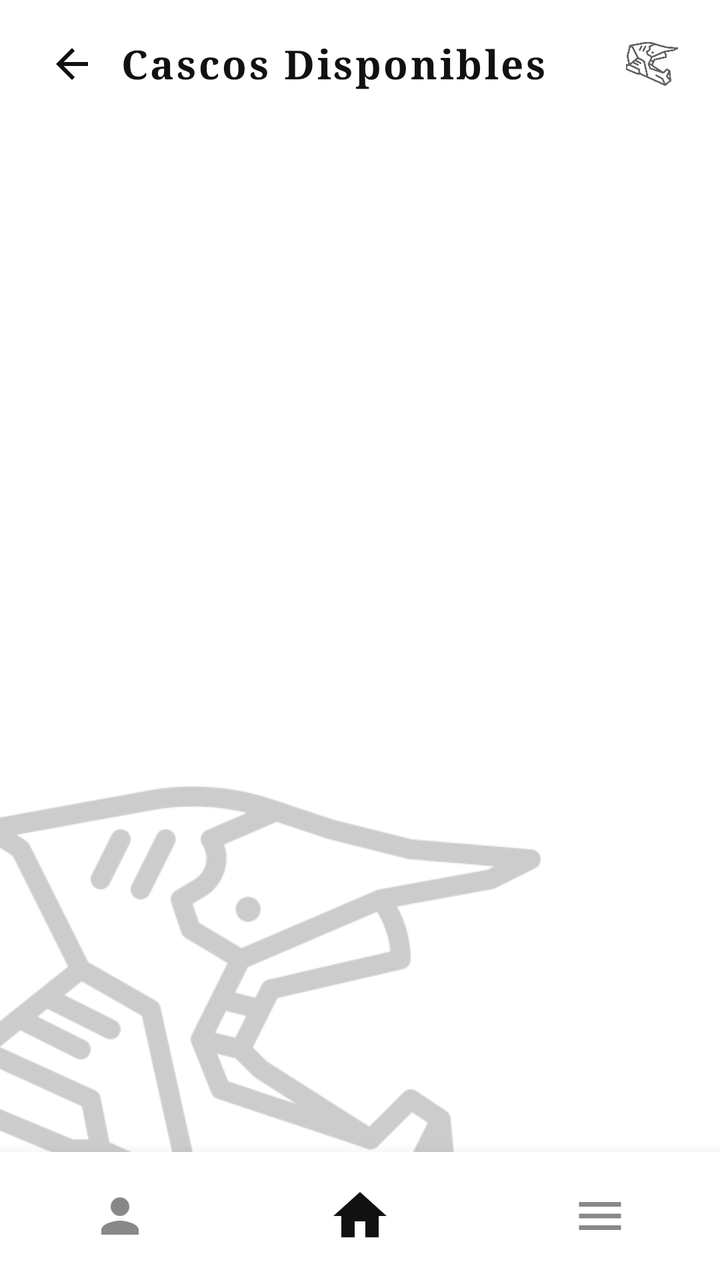
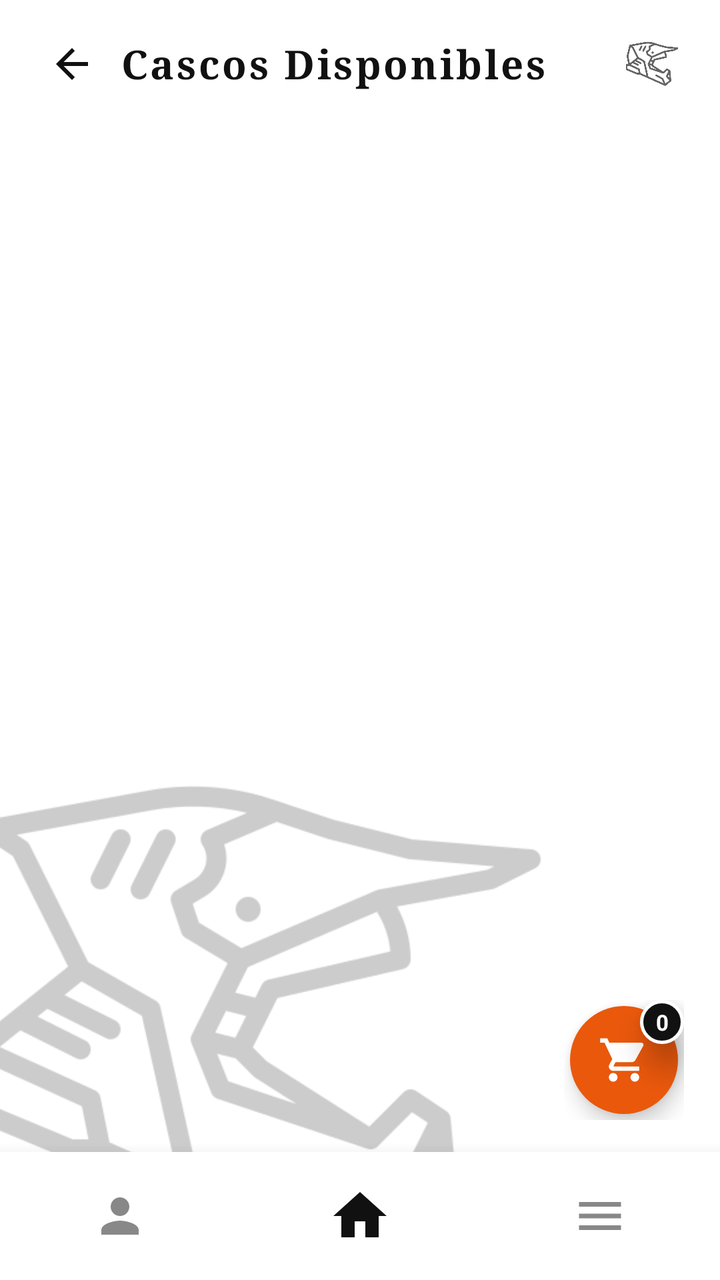

The first picture is an Android layout as it rendered before a commit; the second is the same layout after the commit. The layout source and the unified diff follow.
<!-- AndroidManifest.xml: application theme Theme.MiAPPBiker -->
<!-- res/layout/activity_cascos_catalog.xml -->
<?xml version="1.0" encoding="utf-8"?>
<FrameLayout xmlns:android="http://schemas.android.com/apk/res/android"
    xmlns:app="http://schemas.android.com/apk/res-auto"
    xmlns:tools="http://schemas.android.com/tools"
    android:id="@+id/cascos_catalog_root"
    android:layout_width="match_parent"
    android:layout_height="match_parent"
    android:background="#FFFFFF">

    
    <ImageView
        android:id="@+id/iv_catalog_watermark"
        android:layout_width="320dp"
        android:layout_height="320dp"
        android:layout_gravity="bottom|start"
        android:layout_marginStart="-40dp"
        android:layout_marginBottom="-40dp"
        android:alpha="0.20"
        android:scaleType="fitCenter"
        android:src="@drawable/ic_helmet_logo"
        android:contentDescription="Watermark Casco" />

    <androidx.constraintlayout.widget.ConstraintLayout
        android:layout_width="match_parent"
        android:layout_height="match_parent">

        
        <LinearLayout
            android:id="@+id/ll_catalog_header"
            android:layout_width="match_parent"
            android:layout_height="wrap_content"
            android:gravity="center_vertical"
            android:orientation="horizontal"
            android:paddingHorizontal="20dp"
            android:paddingTop="16dp"
            android:paddingBottom="12dp"
            app:layout_constraintTop_toTopOf="parent">

            <ImageView
                android:id="@+id/btn_back_home"
                android:layout_width="32dp"
                android:layout_height="32dp"
                android:clickable="true"
                android:focusable="true"
                android:padding="4dp"
                android:src="@drawable/ic_arrow_back"
                app:tint="#111111"
                android:contentDescription="Regresar" />

            <TextView
                android:layout_width="0dp"
                android:layout_height="wrap_content"
                android:layout_marginStart="8dp"
                android:layout_weight="1"
                android:fontFamily="serif"
                android:letterSpacing="0.06"
                android:text="Cascos Disponibles"
                android:textColor="#111111"
                android:textSize="20sp"
                android:textStyle="bold" />

            <ImageView
                android:layout_width="28dp"
                android:layout_height="28dp"
                android:alpha="0.6"
                android:src="@drawable/ic_helmet_logo"
                android:contentDescription="Logo" />
        </LinearLayout>

        
        <ScrollView
            android:id="@+id/sv_cascos_grid"
            android:layout_width="match_parent"
            android:layout_height="0dp"
            android:fillViewport="true"
            android:scrollbars="none"
            app:layout_constraintBottom_toTopOf="@+id/ll_bottom_nav"
            app:layout_constraintTop_toBottomOf="@+id/ll_catalog_header">

            <LinearLayout
                android:id="@+id/ll_cascos_grid_container"
                android:layout_width="match_parent"
                android:layout_height="wrap_content"
                android:orientation="vertical"
                android:paddingHorizontal="12dp"
                android:paddingTop="6dp"
                android:paddingBottom="30dp">
                
            </LinearLayout>
        </ScrollView>

        
        <LinearLayout
            android:id="@+id/ll_bottom_nav"
            android:layout_width="match_parent"
            android:layout_height="64dp"
            android:background="#FFFFFF"
            android:elevation="12dp"
            android:gravity="center"
            android:orientation="horizontal"
            app:layout_constraintBottom_toBottomOf="parent">

            
            <FrameLayout
                android:id="@+id/nav_btn_profile"
                android:layout_width="0dp"
                android:layout_height="match_parent"
                android:layout_weight="1"
                android:clickable="true"
                android:focusable="true">

                <ImageView
                    android:layout_width="28dp"
                    android:layout_height="28dp"
                    android:layout_gravity="center"
                    android:src="@drawable/ic_person"
                    app:tint="#888888"
                    android:contentDescription="Perfil" />
            </FrameLayout>

            
            <FrameLayout
                android:id="@+id/nav_btn_home"
                android:layout_width="0dp"
                android:layout_height="match_parent"
                android:layout_weight="1"
                android:clickable="true"
                android:focusable="true">

                <ImageView
                    android:layout_width="32dp"
                    android:layout_height="32dp"
                    android:layout_gravity="center"
                    android:src="@drawable/ic_home"
                    app:tint="#111111"
                    android:contentDescription="Home" />
            </FrameLayout>

            
            <FrameLayout
                android:id="@+id/nav_btn_menu"
                android:layout_width="0dp"
                android:layout_height="match_parent"
                android:layout_weight="1"
                android:clickable="true"
                android:focusable="true">

                <ImageView
                    android:layout_width="28dp"
                    android:layout_height="28dp"
                    android:layout_gravity="center"
                    android:src="@drawable/ic_menu"
                    app:tint="#888888"
                    android:contentDescription="Sucursales" />
            </FrameLayout>
        </LinearLayout>

    </androidx.constraintlayout.widget.ConstraintLayout>
</FrameLayout>
<!-- resources referenced by this layout -->
<resources>
  <!-- drawable ic_arrow_back (drawable) -->
  <vector xmlns:android="http://schemas.android.com/apk/res/android"
      android:width="24dp"
      android:height="24dp"
      android:viewportWidth="24"
      android:viewportHeight="24">
      <path
          android:fillColor="#111111"
          android:pathData="M20,11H7.83l5.59,-5.59L12,4l-8,8 8,8 1.41,-1.41L7.83,13H20v-2z" />
  </vector>
  <!-- drawable ic_helmet_logo: png bitmap (drawable, 31103 bytes) -->
  <!-- drawable ic_home (drawable) -->
  <vector xmlns:android="http://schemas.android.com/apk/res/android"
      android:width="28dp"
      android:height="28dp"
      android:viewportWidth="24"
      android:viewportHeight="24">
      <path
          android:fillColor="#FF000000"
          android:pathData="M10,20v-6h4v6h5v-8h3L12,3 2,12h3v8z" />
  </vector>
  <!-- drawable ic_menu (drawable) -->
  <vector xmlns:android="http://schemas.android.com/apk/res/android"
      android:width="28dp"
      android:height="28dp"
      android:viewportWidth="24"
      android:viewportHeight="24">
      <path
          android:fillColor="#FF000000"
          android:pathData="M3,18h18v-2L3,16v2zM3,13h18v-2L3,11v2zM3,6v2h18L21,6L3,6z" />
  </vector>
  <!-- drawable ic_person (drawable) -->
  <vector xmlns:android="http://schemas.android.com/apk/res/android"
      android:width="28dp"
      android:height="28dp"
      android:viewportWidth="24"
      android:viewportHeight="24">
      <path
          android:fillColor="#FF000000"
          android:pathData="M12,12c2.21,0 4,-1.79 4,-4s-1.79,-4 -4,-4 -4,1.79 -4,4 1.79,4 4,4zM12,14c-2.67,0 -8,1.34 -8,4v2h16v-2c0,-2.66 -5.33,-4 -8,-4z" />
  </vector>
  <style name="Theme.MiAPPBiker" parent="Base.Theme.MiAPPBiker" />
  <style name="Base.Theme.MiAPPBiker" parent="Theme.Material3.DayNight.NoActionBar">
          
          
      </style>
</resources>

<!-- the commit's change to res/layout/activity_cascos_catalog.xml (unified diff, before → after) -->
@@ -82,12 +82,54 @@
                 android:layout_width="match_parent"
                 android:layout_height="wrap_content"
                 android:orientation="vertical"
-                android:paddingHorizontal="12dp"
+                android:paddingHorizontal="10dp"
                 android:paddingTop="6dp"
                 android:paddingBottom="30dp">
                 
             </LinearLayout>
         </ScrollView>
+
+        
+        <FrameLayout
+            android:id="@+id/btn_floating_cart"
+            android:layout_width="60dp"
+            android:layout_height="60dp"
+            android:layout_marginEnd="18dp"
+            android:layout_marginBottom="16dp"
+            android:clickable="true"
+            android:focusable="true"
+            app:layout_constraintBottom_toTopOf="@+id/ll_bottom_nav"
+            app:layout_constraintEnd_toEndOf="parent">
+
+            <View
+                android:layout_width="54dp"
+                android:layout_height="54dp"
+                android:layout_gravity="center"
+                android:background="@drawable/bg_floating_cart"
+                android:elevation="6dp" />
+
+            <ImageView
+                android:layout_width="26dp"
+                android:layout_height="26dp"
+                android:layout_gravity="center"
+                android:elevation="8dp"
+                android:src="@drawable/ic_shopping_cart"
+                app:tint="#FFFFFF"
+                android:contentDescription="Carrito" />
+
+            <TextView
+                android:id="@+id/tv_cart_badge"
+                android:layout_width="22dp"
+                android:layout_height="22dp"
+                android:layout_gravity="top|end"
+                android:background="@drawable/bg_badge_circle"
+                android:elevation="10dp"
+                android:gravity="center"
+                android:text="0"
+                android:textColor="#FFFFFF"
+                android:textSize="11sp"
+                android:textStyle="bold" />
+        </FrameLayout>
 
         
         <LinearLayout
<!-- resource entries referenced after the edit -->
@@ -1,5 +1,18 @@
 <!-- resources referenced by this layout -->
 <resources>
+  <!-- drawable bg_badge_circle (drawable) -->
+  <?xml version="1.0" encoding="utf-8"?>
+  <shape xmlns:android="http://schemas.android.com/apk/res/android"
+      android:shape="oval">
+      <solid android:color="#111111" />
+      <stroke android:width="1.5dp" android:color="#FFFFFF" />
+  </shape>
+  <!-- drawable bg_floating_cart (drawable) -->
+  <?xml version="1.0" encoding="utf-8"?>
+  <shape xmlns:android="http://schemas.android.com/apk/res/android"
+      android:shape="oval">
+      <solid android:color="#EA580C" />
+  </shape>
   <!-- drawable ic_arrow_back (drawable) -->
   <vector xmlns:android="http://schemas.android.com/apk/res/android"
       android:width="24dp"
@@ -41,6 +54,16 @@
           android:fillColor="#FF000000"
           android:pathData="M12,12c2.21,0 4,-1.79 4,-4s-1.79,-4 -4,-4 -4,1.79 -4,4 1.79,4 4,4zM12,14c-2.67,0 -8,1.34 -8,4v2h16v-2c0,-2.66 -5.33,-4 -8,-4z" />
   </vector>
+  <!-- drawable ic_shopping_cart (drawable) -->
+  <vector xmlns:android="http://schemas.android.com/apk/res/android"
+      android:width="24dp"
+      android:height="24dp"
+      android:viewportWidth="24"
+      android:viewportHeight="24">
+    <path
+        android:fillColor="#FFFFFFFF"
+        android:pathData="M7,18c-1.1,0 -1.99,0.9 -1.99,2S5.9,22 7,22s2,-0.9 2,-2 -0.9,-2 -2,-2zM1,2v2h2l3.6,7.59 -1.35,2.45c-0.16,0.28 -0.25,0.61 -0.25,0.96 0,1.1 0.9,2 2,2h12v-2L7.42,15c-0.14,0 -0.25,-0.11 -0.25,-0.25l0.03,-0.12 0.9,-1.63h7.45c0.75,0 1.41,-0.41 1.75,-1.03l3.58,-6.49c0.08,-0.14 0.12,-0.31 0.12,-0.48 0,-0.55 -0.45,-1 -1,-1L5.21,4l-0.94,-2L1,2zM17,18c-1.1,0 -1.99,0.9 -1.99,2s0.89,2 1.99,2 2,-0.9 2,-2 -0.9,-2 -2,-2z"/>
+  </vector>
   <style name="Theme.MiAPPBiker" parent="Base.Theme.MiAPPBiker" />
   <style name="Base.Theme.MiAPPBiker" parent="Theme.Material3.DayNight.NoActionBar">
           
